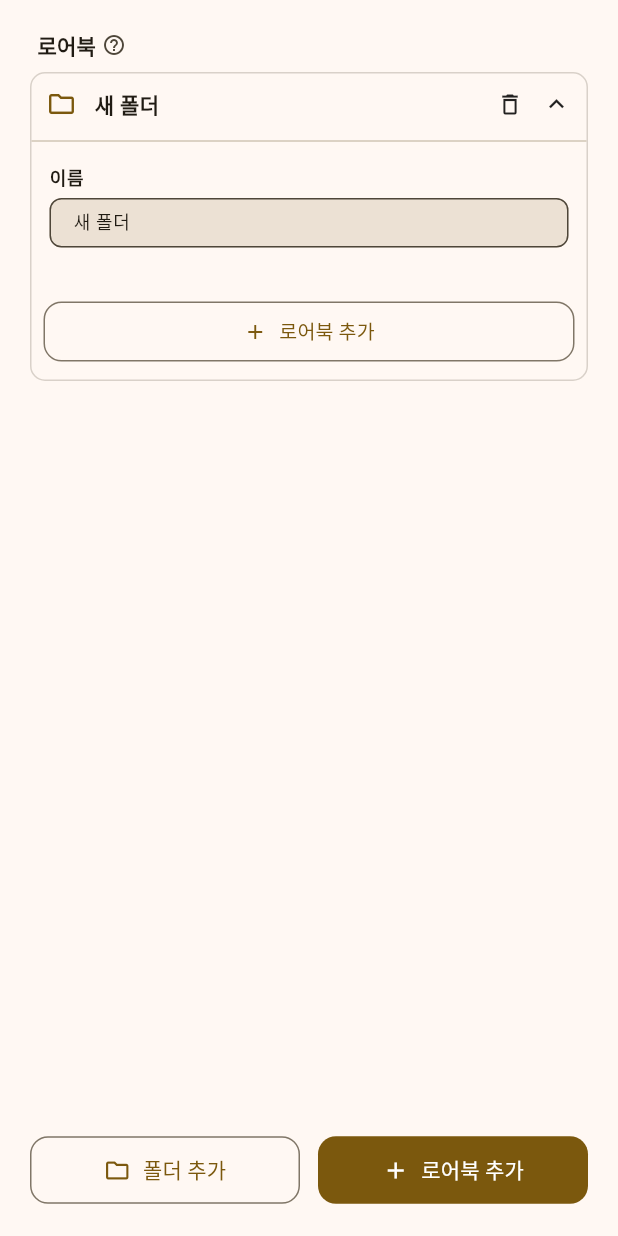
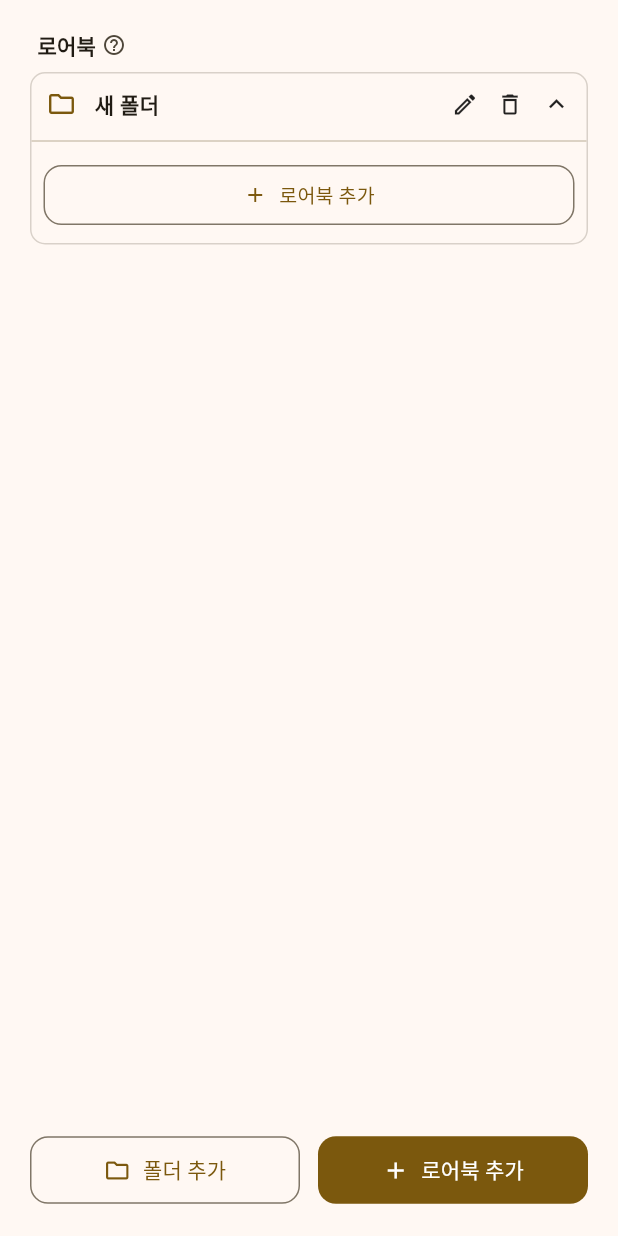
Before and after one commit to pudding-studio/flan, a Flutter app: the LorebookTab widget shown alone on an empty page, opened directly with empty values, after a tap on "폴더 추가", on a phone screen of 412 x 824 dp. Run offline on Flutter 3.47's test engine with Material 3 defaults, Android fonts, the phone set to English and light mode, and no system bars; our stand-ins replace image_picker, reorderable_grid_view, shared_preferences, sqflite; accounts and stored records are empty.

Commit message:
refactor(lorebook): 폴더 이름 편집 방식을 인라인 편집으로 롤백
로어북 폴더의 이름 편집 방식을 기존 인라인 편집 방식으로 되돌립니다.
- 폴더: 인라인 편집 (편집 버튼 클릭 시 타이틀에서 직접 수정)
- 로어북: 분리된 이름 필드 (확장된 영역에 이름 필드 배치)

폴더와 로어북의 편집 UX가 다르지만, 폴더는 간단한 구조이므로
인라인 편집이 더 효율적입니다.

🤖 Generated with [Claude Code](https://claude.com/claude-code)

Co-Authored-By: Claude Sonnet 4.5 <noreply@anthropic.com>

```diff
--- a/lib/screens/character/tabs/lorebook_tab.dart
+++ b/lib/screens/character/tabs/lorebook_tab.dart
@@ -26,6 +26,8 @@ class _LorebookTabState extends State<LorebookTab> {
   static const double _lorebookItemVerticalPadding = 10.0;
   static const double _segmentedButtonBorderRadius = 8.0;
 
+  int? _editingFolderId;
+  final Map<int, TextEditingController> _editControllers = {};
   final Map<String, TextEditingController> _fieldControllers = {};
 
   int _nextTempId = -1;
@@ -33,6 +35,9 @@ class _LorebookTabState extends State<LorebookTab> {
 
   @override
   void dispose() {
+    for (var controller in _editControllers.values) {
+      controller.dispose();
+    }
     for (var controller in _fieldControllers.values) {
       controller.dispose();
     }
@@ -141,6 +146,33 @@ class _LorebookTabState extends State<LorebookTab> {
     _notifyUpdate();
   }
 
+  void _toggleFolderEdit(LorebookFolder folder) {
+    setState(() {
+      if (_editingFolderId == folder.id) {
+        final controller = _editControllers[folder.id!];
+        if (controller != null && controller.text.isNotEmpty) {
+          folder.name = controller.text;
+        }
+        _editingFolderId = null;
+        _editControllers.remove(folder.id!)?.dispose();
+        _notifyUpdate();
+      } else {
+        _editingFolderId = folder.id;
+        _editControllers[folder.id!] = TextEditingController(text: folder.name);
+      }
+    });
+  }
+
+  void _saveFolderName(LorebookFolder folder, String value) {
+    setState(() {
+      if (value.isNotEmpty) {
+        folder.name = value;
+      }
+      _editingFolderId = null;
+      _editControllers.remove(folder.id!)?.dispose();
+    });
+    _notifyUpdate();
+  }
 
   @override
   Widget build(BuildContext context) {
@@ -284,13 +316,35 @@ class _LorebookTabState extends State<LorebookTab> {
                       ),
                       const SizedBox(width: 12),
                       Expanded(
-                        child: Text(
-                          folder.name,
-                          style: Theme.of(context).textTheme.bodyMedium?.copyWith(
-                                fontWeight: FontWeight.w600,
+                        child: _editingFolderId == folder.id
+                            ? TextField(
+                                controller: _editControllers[folder.id!],
+                                style: Theme.of(context).textTheme.bodyMedium?.copyWith(
+                                      fontWeight: FontWeight.w600,
+                                    ),
+                                decoration: const InputDecoration(
+                                  border: InputBorder.none,
+                                  isDense: true,
+                                  contentPadding: EdgeInsets.zero,
+                                ),
+                                autofocus: true,
+                                onSubmitted: (value) => _saveFolderName(folder, value),
+                              )
+                            : Text(
+                                folder.name,
+                                style: Theme.of(context).textTheme.bodyMedium?.copyWith(
+                                      fontWeight: FontWeight.w600,
+                                    ),
                               ),
+                      ),
+                      GestureDetector(
+                        onTap: () => _toggleFolderEdit(folder),
+                        child: Icon(
+                          _editingFolderId == folder.id ? Icons.check : Icons.edit_outlined,
+                          size: 18,
                         ),
                       ),
+                      const SizedBox(width: 12),
                       GestureDetector(
                         onTap: () => _deleteFolder(folder),
                         child: const Icon(Icons.delete_outline, size: 18),
@@ -306,46 +360,6 @@ class _LorebookTabState extends State<LorebookTab> {
               ),
               if (folder.isExpanded) ...[
                 const Divider(height: 8),
-                Padding(
-                  padding: const EdgeInsets.all(12),
-                  child: Column(
-                    crossAxisAlignment: CrossAxisAlignment.start,
-                    children: [
-                      Text(
-                        '이름',
-                        style: Theme.of(context).textTheme.bodySmall?.copyWith(
-                              fontWeight: FontWeight.w600,
-                            ),
-                      ),
-                      const SizedBox(height: 6),
-                      TextFormField(
-                        initialValue: folder.name,
-                        decoration: InputDecoration(
-                          hintText: '폴더 이름',
-                          hintStyle: Theme.of(context).textTheme.bodySmall?.copyWith(
-                                color: Theme.of(context).colorScheme.onSurfaceVariant,
-                              ),
-                          border: OutlineInputBorder(
-                            borderRadius: BorderRadius.circular(8),
-                          ),
-                          contentPadding: const EdgeInsets.symmetric(
-                            horizontal: 12,
-                            vertical: 8,
-                          ),
-                          isDense: true,
-                        ),
-                        style: Theme.of(context).textTheme.bodySmall,
-                        onChanged: (value) {
-                          if (value.trim().isNotEmpty) {
-                            folder.name = value.trim();
-                            _notifyUpdate();
-                          }
-                        },
-                      ),
-                      const SizedBox(height: 12),
-                    ],
-                  ),
-                ),
                 Padding(
                   padding: const EdgeInsets.symmetric(horizontal: 8.0),
                   child: Column(
```
